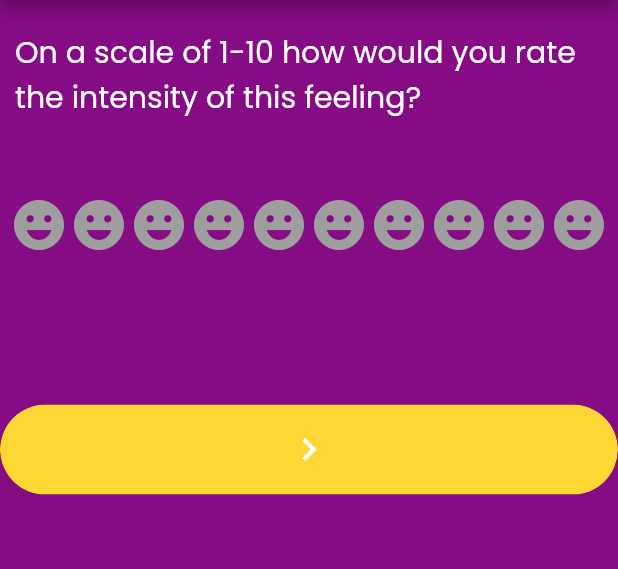
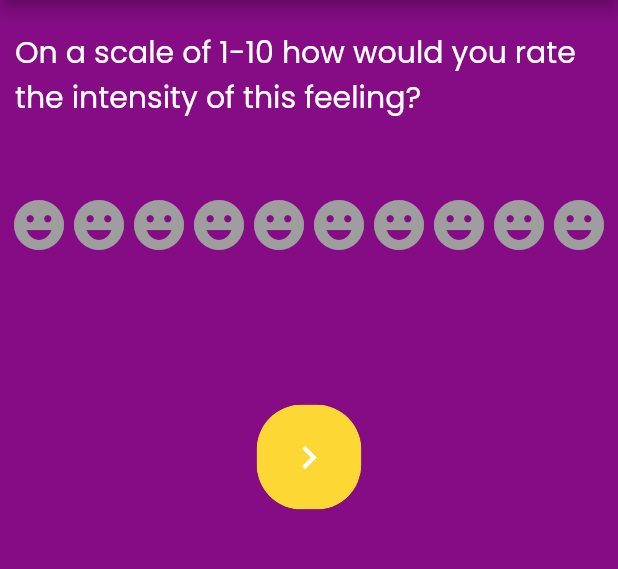
Before and after one commit to bhivinr/emotify-app, a Flutter app: the RatingBeforeWidget screen opened directly, on a phone screen of 412 x 824 dp, the part 124-693 px from its top. Run offline on Flutter 3.47's test engine with Material 2 defaults, Android fonts, the phone set to English and light mode, and no system bars; drawn by our look-alikes of flutter_rating_bar; our stand-ins replace auto_size_text, built_collection, built_value, cloud_firestore, firebase_core, font_awesome_flutter and 3 more; missing offline and left inert: json_path; accounts and stored records are empty; generated files the repository leaves out were written again.

Commit message:
Updating to latest FlutterFlow output.

```diff
--- a/lib/rating_before/rating_before_widget.dart
+++ b/lib/rating_before/rating_before_widget.dart
@@ -105,13 +105,6 @@ class _RatingBeforeWidgetState extends State<RatingBeforeWidget> {
                 ),
               ),
             ),
-            Expanded(
-              child: Align(
-                alignment: AlignmentDirectional(0, 0),
-                child: ListView(
-                  padding: EdgeInsets.zero,
-                  scrollDirection: Axis.vertical,
-                  children: [
             Align(
               alignment: AlignmentDirectional(0, 0),
               child: Padding(
@@ -137,8 +130,8 @@ class _RatingBeforeWidgetState extends State<RatingBeforeWidget> {
               child: FlutterFlowIconButton(
                 borderColor: Colors.transparent,
                 borderRadius: 30,
-                        borderWidth: 1,
-                        buttonSize: 60,
+                borderWidth: 2,
+                buttonSize: 70,
                 fillColor: Color(0xFFFDD835),
                 icon: Icon(
                   Icons.navigate_next,
@@ -161,10 +154,6 @@ class _RatingBeforeWidgetState extends State<RatingBeforeWidget> {
           ],
         ),
       ),
-            ),
-          ],
-        ),
-      ),
     );
   }
 }
```
Also changed, not shown: lib/rating_after/rating_after_widget.dart (+1 -14 lines). Lines whose indentation alone changed are shown as unchanged.
